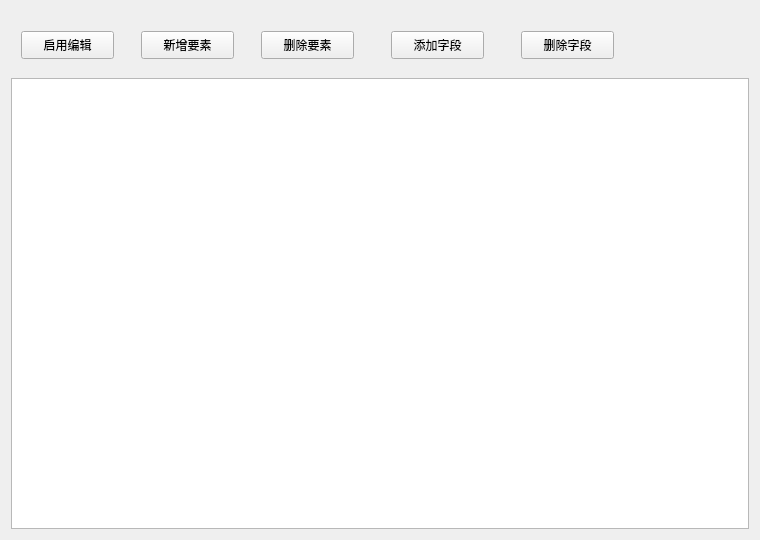
Qt form SearchJourney/AttributeViewWidget.ui (clydesanchez/SearchJourney) before a commit.
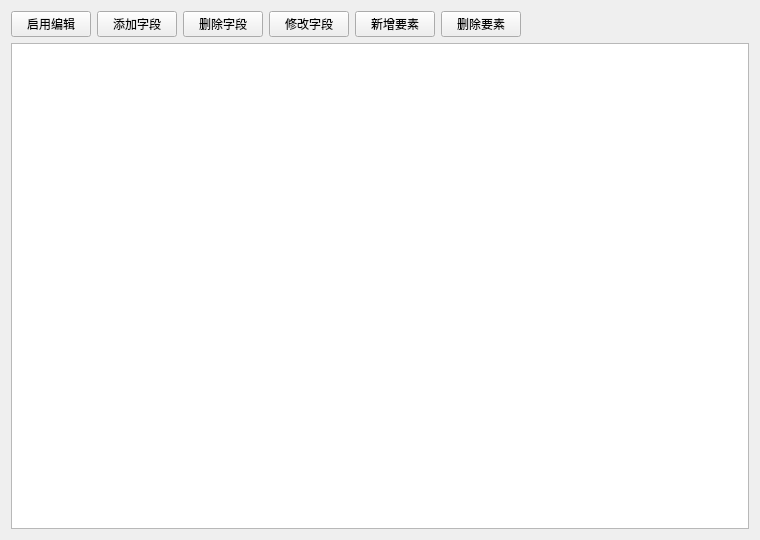
The same form after that commit.

Commit message: 修改字段/选中图元

```diff
--- a/SearchJourney/AttributeViewWidget.ui
+++ b/SearchJourney/AttributeViewWidget.ui
@@ -13,88 +13,76 @@
   <property name="windowTitle">
    <string>AttributeViewWidget</string>
   </property>
-  <layout class="QGridLayout" name="gridLayout">
-   <item row="0" column="0">
-    <widget class="QWidget" name="widget" native="true">
-     <property name="minimumSize">
-      <size>
-       <width>0</width>
-       <height>61</height>
-      </size>
-     </property>
+  <layout class="QVBoxLayout" name="verticalLayout_2">
+   <item>
+    <layout class="QVBoxLayout" name="verticalLayout">
+     <item>
+      <layout class="QHBoxLayout" name="horizontalLayout">
+       <item>
      <widget class="QPushButton" name="ctrl_btnEdit">
-      <property name="geometry">
-       <rect>
-        <x>10</x>
-        <y>20</y>
-        <width>93</width>
-        <height>28</height>
-       </rect>
-      </property>
       <property name="text">
        <string>启用编辑</string>
       </property>
      </widget>
-     <widget class="QPushButton" name="ctrl_btnAddFeature">
-      <property name="geometry">
-       <rect>
-        <x>130</x>
-        <y>20</y>
-        <width>93</width>
-        <height>28</height>
-       </rect>
-      </property>
-      <property name="text">
-       <string>新增要素</string>
-      </property>
-     </widget>
-     <widget class="QPushButton" name="ctrl_btnDelFeature">
-      <property name="geometry">
-       <rect>
-        <x>250</x>
-        <y>20</y>
-        <width>93</width>
-        <height>28</height>
-       </rect>
-      </property>
-      <property name="text">
-       <string>删除要素</string>
-      </property>
-     </widget>
+       </item>
+       <item>
      <widget class="QPushButton" name="ctrl_btnAddAttri">
-      <property name="geometry">
-       <rect>
-        <x>380</x>
-        <y>20</y>
-        <width>93</width>
-        <height>28</height>
-       </rect>
-      </property>
       <property name="text">
        <string>添加字段</string>
       </property>
      </widget>
+       </item>
+       <item>
      <widget class="QPushButton" name="ctrl_btnDelAttri">
-      <property name="geometry">
-       <rect>
-        <x>510</x>
-        <y>20</y>
-        <width>93</width>
-        <height>28</height>
-       </rect>
-      </property>
       <property name="text">
        <string>删除字段</string>
       </property>
      </widget>
-    </widget>
-   </item>
-   <item row="1" column="0">
+       </item>
+       <item>
+        <widget class="QPushButton" name="ctrl_btnModifyAttri">
+         <property name="text">
+          <string>修改字段</string>
+         </property>
+        </widget>
+       </item>
+       <item>
+        <widget class="QPushButton" name="ctrl_btnAddFeature">
+         <property name="text">
+          <string>新增要素</string>
+         </property>
+        </widget>
+       </item>
+       <item>
+        <widget class="QPushButton" name="ctrl_btnDelFeature">
+         <property name="text">
+          <string>删除要素</string>
+         </property>
+        </widget>
+       </item>
+       <item>
+        <spacer name="horizontalSpacer">
+         <property name="orientation">
+          <enum>Qt::Horizontal</enum>
+         </property>
+         <property name="sizeHint" stdset="0">
+          <size>
+           <width>40</width>
+           <height>20</height>
+          </size>
+         </property>
+        </spacer>
+       </item>
+      </layout>
+     </item>
+     <item>
     <widget class="QTableView" name="tableView">
      <property name="autoScrollMargin">
       <number>0</number>
      </property>
     </widget>
+     </item>
+    </layout>
    </item>
   </layout>
  </widget>
```
Lines whose indentation alone changed are shown as unchanged. The commit also changes 14 other files.
